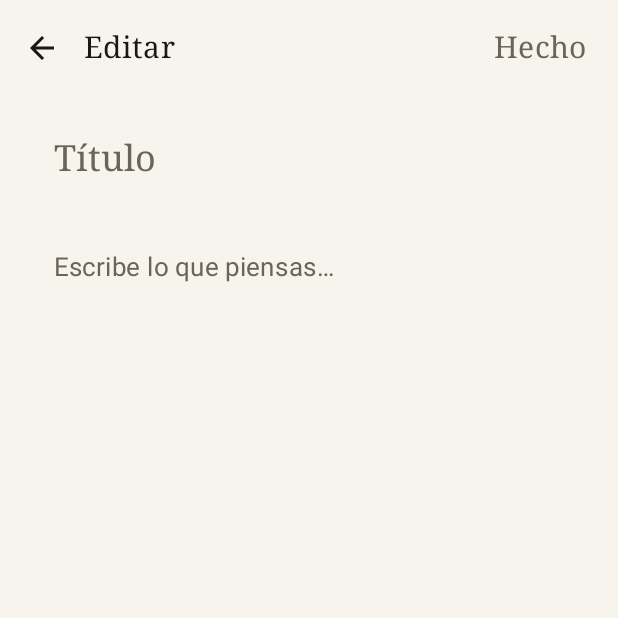
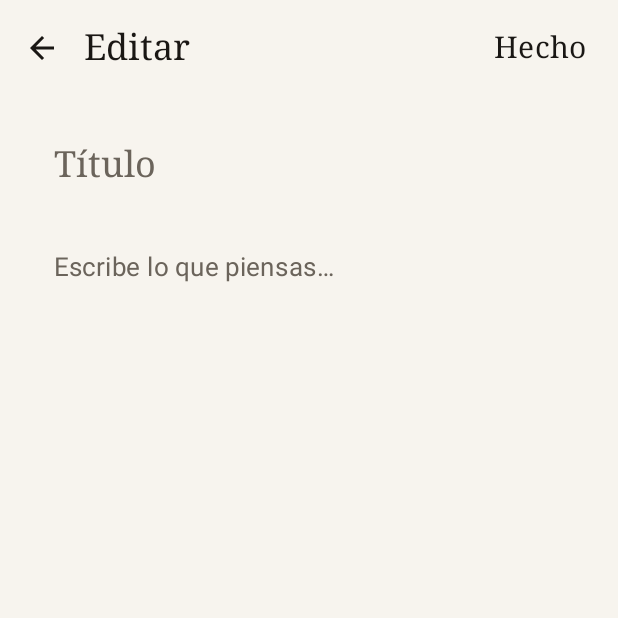
Before and after one commit to wandersepulveda2013/ordia-android, an Android app built with Jetpack Compose: the screen it shows after launch (MainActivity), after a tap on "Nueva nota", on a phone screen of 412 x 824 dp, the top half of it. Run offline under Robolectric (Android 15) with nearby library versions, the phone set to English and light mode, and no system bars; our stand-ins replace Room's generated code.

Commit message:
feat(ui): wave 1 foundation and design system
- Created central design system `OrdiaDesignSystem.kt` utilizing `OrdiaInput`, `OrdiaTopBar`, `OrdiaFloatingActionButton`, `OrdiaCard` components.
- Extracted and centralized spacing constraints in a `CompositionLocalProvider` (`Spacing.kt`).
- Updated Theme file configuration and integrated it across active views (`NoteEditorScreen.kt` and `NotesListScreen.kt`).
- Corrected and updated the verification script (`verify_project.py`) to align with the active architectural footprint and eliminate spurious errors.

Co-authored-by: wandersepulveda2013 <308435692+wandersepulveda2013@users.noreply.github.com>

```diff
--- /dev/null
+++ b/app/src/main/java/com/ordia/app/ui/components/OrdiaDesignSystem.kt
@@ -0,0 +1,135 @@
+package com.ordia.app.ui.components
+
+import androidx.compose.foundation.clickable
+import androidx.compose.foundation.layout.Box
+import androidx.compose.foundation.layout.Row
+import androidx.compose.foundation.layout.Spacer
+import androidx.compose.foundation.layout.fillMaxWidth
+import androidx.compose.foundation.layout.padding
+import androidx.compose.foundation.layout.size
+import androidx.compose.foundation.shape.RoundedCornerShape
+import androidx.compose.material3.ExperimentalMaterial3Api
+import androidx.compose.material3.FloatingActionButton
+import androidx.compose.material3.Icon
+import androidx.compose.material3.IconButton
+import androidx.compose.material3.MaterialTheme
+import androidx.compose.material3.Surface
+import androidx.compose.material3.Text
+import androidx.compose.material3.TextField
+import androidx.compose.material3.TextFieldDefaults
+import androidx.compose.material3.TopAppBar
+import androidx.compose.material3.TopAppBarDefaults
+import androidx.compose.runtime.Composable
+import androidx.compose.ui.Alignment
+import androidx.compose.ui.Modifier
+import androidx.compose.ui.graphics.Color
+import androidx.compose.ui.graphics.vector.ImageVector
+import androidx.compose.ui.text.TextStyle
+import androidx.compose.ui.unit.dp
+
+@OptIn(ExperimentalMaterial3Api::class)
+@Composable
+fun OrdiaTopBar(
+    title: String,
+    navigationIcon: ImageVector? = null,
+    navigationContentDescription: String? = null,
+    onNavigationClick: (() -> Unit)? = null,
+    actionText: String? = null,
+    onActionClick: (() -> Unit)? = null
+) {
+    TopAppBar(
+        navigationIcon = {
+            if (navigationIcon != null && onNavigationClick != null) {
+                IconButton(onClick = onNavigationClick) {
+                    Icon(
+                        imageVector = navigationIcon,
+                        contentDescription = navigationContentDescription
+                    )
+                }
+            }
+        },
+        title = {
+            Text(
+                text = title,
+                style = MaterialTheme.typography.titleLarge
+            )
+        },
+        actions = {
+            if (actionText != null && onActionClick != null) {
+                Text(
+                    text = actionText,
+                    style = MaterialTheme.typography.titleMedium,
+                    modifier = Modifier
+                        .padding(horizontal = 16.dp)
+                        .clickable { onActionClick() }
+                )
+            }
+        },
+        colors = TopAppBarDefaults.topAppBarColors(
+            containerColor = MaterialTheme.colorScheme.background,
+            titleContentColor = MaterialTheme.colorScheme.onBackground,
+            navigationIconContentColor = MaterialTheme.colorScheme.onBackground,
+            actionIconContentColor = MaterialTheme.colorScheme.onBackground
+        )
+    )
+}
+
+@Composable
+fun OrdiaFloatingActionButton(
+    onClick: () -> Unit,
+    icon: ImageVector,
+    contentDescription: String?
+) {
+    FloatingActionButton(
+        onClick = onClick,
+        containerColor = MaterialTheme.colorScheme.background,
+        contentColor = MaterialTheme.colorScheme.onBackground,
+    ) {
+        Icon(
+            imageVector = icon,
+            contentDescription = contentDescription
+        )
+    }
+}
+
+@Composable
+fun OrdiaInput(
+    value: String,
+    onValueChange: (String) -> Unit,
+    placeholder: String,
+    textStyle: TextStyle,
+    modifier: Modifier = Modifier
+) {
+    TextField(
+        value = value,
+        onValueChange = onValueChange,
+        placeholder = { Text(placeholder, style = textStyle.copy(color = MaterialTheme.colorScheme.onSurfaceVariant)) },
+        textStyle = textStyle.copy(color = MaterialTheme.colorScheme.onBackground),
+        modifier = modifier.fillMaxWidth(),
+        colors = TextFieldDefaults.colors(
+            focusedContainerColor = Color.Transparent,
+            unfocusedContainerColor = Color.Transparent,
+            focusedIndicatorColor = Color.Transparent,
+            unfocusedIndicatorColor = Color.Transparent,
+            cursorColor = MaterialTheme.colorScheme.onBackground
+        )
+    )
+}
+
+@Composable
+fun OrdiaCard(
+    onClick: () -> Unit,
+    modifier: Modifier = Modifier,
+    content: @Composable () -> Unit
+) {
+    Surface(
+        onClick = onClick,
+        modifier = modifier.fillMaxWidth(),
+        color = MaterialTheme.colorScheme.background,
+        contentColor = MaterialTheme.colorScheme.onBackground
+    ) {
+        Box(modifier = Modifier.padding(horizontal = 20.dp, vertical = 16.dp)) {
+            content()
+        }
+    }
+}
--- a/app/src/main/java/com/ordia/app/ui/screens/NoteEditorScreen.kt
+++ b/app/src/main/java/com/ordia/app/ui/screens/NoteEditorScreen.kt
@@ -3,35 +3,25 @@ package com.ordia.app.ui.screens
 import androidx.compose.foundation.layout.Arrangement
 import androidx.compose.foundation.layout.Column
 import androidx.compose.foundation.layout.fillMaxSize
-import androidx.compose.foundation.layout.fillMaxWidth
 import androidx.compose.foundation.layout.padding
 import androidx.compose.foundation.rememberScrollState
 import androidx.compose.foundation.verticalScroll
 import androidx.compose.material.icons.Icons
 import androidx.compose.material.icons.automirrored.outlined.ArrowBack
-import androidx.compose.material3.ExperimentalMaterial3Api
-import androidx.compose.material3.Icon
-import androidx.compose.material3.IconButton
 import androidx.compose.material3.MaterialTheme
 import androidx.compose.material3.Scaffold
-import androidx.compose.material3.Text
-import androidx.compose.material3.TextField
-import androidx.compose.material3.TextFieldDefaults
-import androidx.compose.material3.TopAppBar
-import androidx.compose.material3.TopAppBarDefaults
 import androidx.compose.runtime.Composable
 import androidx.compose.runtime.LaunchedEffect
-import androidx.compose.foundation.clickable
 import androidx.compose.runtime.getValue
 import androidx.compose.runtime.mutableStateOf
-import androidx.compose.runtime.remember
 import androidx.compose.runtime.saveable.rememberSaveable
 import androidx.compose.runtime.setValue
 import androidx.compose.ui.Modifier
-import androidx.compose.ui.unit.dp
 import com.ordia.app.data.NoteEntity
+import com.ordia.app.ui.components.OrdiaInput
+import com.ordia.app.ui.components.OrdiaTopBar
+import com.ordia.app.ui.theme.LocalSpacing
 
-@OptIn(ExperimentalMaterial3Api::class)
 @Composable
 fun NoteEditorScreen(
     note: NoteEntity?,
@@ -50,66 +40,44 @@ fun NoteEditorScreen(
 
     Scaffold(
         topBar = {
-            TopAppBar(
-                navigationIcon = {
-                    IconButton(onClick = {
-                        onSave(title, content, note?.id)
-                        onBack()
-                    }) { Icon(Icons.AutoMirrored.Outlined.ArrowBack, contentDescription = "Volver") }
+            OrdiaTopBar(
+                title = "Editar",
+                navigationIcon = Icons.AutoMirrored.Outlined.ArrowBack,
+                navigationContentDescription = "Volver",
+                onNavigationClick = {
+                    onSave(title, content, note?.id)
+                    onBack()
                 },
-                title = { Text("Editar", style = MaterialTheme.typography.titleMedium) },
-                actions = {
-                    Text(
-                        "Hecho",
-                        style = MaterialTheme.typography.titleMedium,
-                        modifier = Modifier
-                            .padding(horizontal = 16.dp)
-                            .clickable {
-                                onSave(title, content, note?.id)
-                                onBack()
-                            },
-                    )
-                },
-                colors = TopAppBarDefaults.topAppBarColors(
-                    containerColor = MaterialTheme.colorScheme.background,
-                    titleContentColor = MaterialTheme.colorScheme.onBackground,
-                ),
+                actionText = "Hecho",
+                onActionClick = {
+                    onSave(title, content, note?.id)
+                    onBack()
+                }
             )
         },
         containerColor = MaterialTheme.colorScheme.background,
     ) { padding ->
+        val spacing = LocalSpacing.current
         Column(
             modifier = Modifier
                 .fillMaxSize()
                 .padding(padding)
                 .verticalScroll(rememberScrollState())
-                .padding(horizontal = 20.dp, vertical = 12.dp),
-            verticalArrangement = Arrangement.spacedBy(12.dp),
+                .padding(horizontal = spacing.horizontalScreen, vertical = spacing.verticalScreen),
+            verticalArrangement = Arrangement.spacedBy(spacing.small),
         ) {
-            TextField(
+            OrdiaInput(
                 value = title,
                 onValueChange = { title = it },
-                placeholder = { Text("Título", style = MaterialTheme.typography.titleLarge) },
-                textStyle = MaterialTheme.typography.titleLarge,
-                modifier = Modifier.fillMaxWidth(),
-                colors = bareFieldColors(),
+                placeholder = "Título",
+                textStyle = MaterialTheme.typography.titleLarge
             )
-            TextField(
+            OrdiaInput(
                 value = content,
                 onValueChange = { content = it },
-                placeholder = { Text("Escribe lo que piensas…", style = MaterialTheme.typography.bodyLarge) },
-                textStyle = MaterialTheme.typography.bodyLarge,
-                modifier = Modifier.fillMaxWidth(),
-                colors = bareFieldColors(),
+                placeholder = "Escribe lo que piensas…",
+                textStyle = MaterialTheme.typography.bodyLarge
             )
         }
     }
 }
-
-@Composable
-private fun bareFieldColors() = TextFieldDefaults.colors(
-    focusedContainerColor = androidx.compose.ui.graphics.Color.Transparent,
-    unfocusedContainerColor = androidx.compose.ui.graphics.Color.Transparent,
-    focusedIndicatorColor = androidx.compose.ui.graphics.Color.Transparent,
-    unfocusedIndicatorColor = androidx.compose.ui.graphics.Color.Transparent,
-)
--- a/app/src/main/java/com/ordia/app/ui/screens/NotesListScreen.kt
+++ b/app/src/main/java/com/ordia/app/ui/screens/NotesListScreen.kt
@@ -17,16 +17,12 @@ import androidx.compose.material.icons.outlined.MoreVert
 import androidx.compose.material.icons.outlined.PushPin
 import androidx.compose.material3.DropdownMenu
 import androidx.compose.material3.DropdownMenuItem
-import androidx.compose.material3.ExperimentalMaterial3Api
-import androidx.compose.material3.FloatingActionButton
 import androidx.compose.material3.HorizontalDivider
 import androidx.compose.material3.Icon
 import androidx.compose.material3.IconButton
 import androidx.compose.material3.MaterialTheme
 import androidx.compose.material3.Scaffold
 import androidx.compose.material3.Text
-import androidx.compose.material3.TopAppBar
-import androidx.compose.material3.TopAppBarDefaults
 import androidx.compose.runtime.Composable
 import androidx.compose.runtime.getValue
 import androidx.compose.runtime.mutableStateOf
@@ -37,10 +33,12 @@ import androidx.compose.ui.Modifier
 import androidx.compose.ui.text.style.TextOverflow
 import androidx.compose.ui.unit.dp
 import com.ordia.app.data.NoteEntity
+import com.ordia.app.ui.components.OrdiaFloatingActionButton
+import com.ordia.app.ui.components.OrdiaTopBar
+import com.ordia.app.ui.theme.LocalSpacing
 import java.text.DateFormat
 import java.util.Date
 
-@OptIn(ExperimentalMaterial3Api::class)
 @Composable
 fun NotesListScreen(
     notes: List<NoteEntity>,
@@ -51,29 +49,26 @@ fun NotesListScreen(
 ) {
     Scaffold(
         topBar = {
-            TopAppBar(
-                title = { Text("Ordía", style = MaterialTheme.typography.titleLarge) },
-                colors = TopAppBarDefaults.topAppBarColors(
-                    containerColor = MaterialTheme.colorScheme.background,
-                    titleContentColor = MaterialTheme.colorScheme.onBackground,
-                ),
-            )
+            OrdiaTopBar(title = "Ordía")
         },
         floatingActionButton = {
-            FloatingActionButton(
+            OrdiaFloatingActionButton(
                 onClick = onCreateNote,
-                containerColor = MaterialTheme.colorScheme.background,
-                contentColor = MaterialTheme.colorScheme.onBackground,
-            ) { Icon(Icons.Outlined.Add, contentDescription = "Nueva nota") }
+                icon = Icons.Outlined.Add,
+                contentDescription = "Nueva nota"
+            )
         },
         containerColor = MaterialTheme.colorScheme.background,
     ) { padding ->
         if (notes.isEmpty()) {
             EmptyState(padding)
         } else {
+            val spacing = LocalSpacing.current
             LazyColumn(
-                modifier = Modifier.fillMaxSize().padding(padding),
-                contentPadding = PaddingValues(vertical = 8.dp),
+                modifier = Modifier
+                    .fillMaxSize()
+                    .padding(padding),
+                contentPadding = PaddingValues(vertical = spacing.small),
             ) {
                 items(notes, key = { it.id }) { note ->
                     NoteRow(note, onOpenNote, onTogglePin, onDeleteNote)
@@ -87,7 +82,9 @@ fun NotesListScreen(
 @Composable
 private fun EmptyState(padding: PaddingValues) {
     Box(
-        modifier = Modifier.fillMaxSize().padding(padding),
+        modifier = Modifier
+            .fillMaxSize()
+            .padding(padding),
         contentAlignment = Alignment.Center,
     ) {
         Column(horizontalAlignment = Alignment.CenterHorizontally) {
@@ -100,7 +97,7 @@ private fun EmptyState(padding: PaddingValues) {
                 "Toca + para escribir.",
                 style = MaterialTheme.typography.bodyMedium,
                 color = MaterialTheme.colorScheme.onSurfaceVariant,
-                modifier = Modifier.padding(top = 8.dp),
+                modifier = Modifier.padding(top = LocalSpacing.current.small),
             )
         }
     }
@@ -118,12 +115,13 @@ private fun NoteRow(
         DateFormat.getDateInstance(DateFormat.MEDIUM).format(Date(note.updatedAt))
     }
     val preview = remember(note.content) { note.content.take(120) }
+    val spacing = LocalSpacing.current
 
     Row(
         modifier = Modifier
             .fillMaxWidth()
             .clickable { onOpenNote(note) }
-            .padding(horizontal = 20.dp, vertical = 16.dp),
+            .padding(horizontal = spacing.horizontalScreen, vertical = spacing.verticalScreen),
         verticalAlignment = Alignment.Top,
     ) {
         Column(modifier = Modifier.weight(1f)) {
@@ -143,7 +141,7 @@ private fun NoteRow(
                     color = MaterialTheme.colorScheme.onSurfaceVariant,
                     maxLines = 2,
                     overflow = TextOverflow.Ellipsis,
-                    modifier = Modifier.padding(top = if (note.title.isNotBlank()) 4.dp else 0.dp),
+                    modifier = Modifier.padding(top = if (note.title.isNotBlank()) spacing.extraSmall else 0.dp),
                 )
             }
             Text(
@@ -158,7 +156,9 @@ private fun NoteRow(
                 Icons.Outlined.PushPin,
                 contentDescription = "Fijada",
                 tint = MaterialTheme.colorScheme.onSurfaceVariant,
-                modifier = Modifier.size(18.dp).padding(top = 2.dp),
+                modifier = Modifier
+                    .padding(top = 2.dp)
+                    .size(18.dp),
             )
         }
         Box {
--- /dev/null
+++ b/app/src/main/java/com/ordia/app/ui/theme/Spacing.kt
@@ -0,0 +1,18 @@
+package com.ordia.app.ui.theme
+
+import androidx.compose.runtime.compositionLocalOf
+import androidx.compose.ui.unit.Dp
+import androidx.compose.ui.unit.dp
+
+data class Spacing(
+    val default: Dp = 0.dp,
+    val extraSmall: Dp = 4.dp,
+    val small: Dp = 8.dp,
+    val medium: Dp = 16.dp,
+    val large: Dp = 24.dp,
+    val extraLarge: Dp = 32.dp,
+    val horizontalScreen: Dp = 20.dp,
+    val verticalScreen: Dp = 16.dp
+)
+
+val LocalSpacing = compositionLocalOf { Spacing() }
--- a/app/src/main/java/com/ordia/app/ui/theme/Theme.kt
+++ b/app/src/main/java/com/ordia/app/ui/theme/Theme.kt
@@ -6,6 +6,7 @@ import androidx.compose.material3.Typography
 import androidx.compose.material3.darkColorScheme
 import androidx.compose.material3.lightColorScheme
 import androidx.compose.runtime.Composable
+import androidx.compose.runtime.CompositionLocalProvider
 import androidx.compose.ui.text.font.FontFamily
 import androidx.compose.ui.unit.sp
 
@@ -55,9 +56,11 @@ fun NotepadTheme(
         titleSmall = base.titleSmall.copy(fontFamily = FontFamily.Serif),
         labelSmall = base.labelSmall.copy(fontSize = 11.sp),
     )
-    MaterialTheme(
-        colorScheme = if (darkTheme) DarkPaper else LightPaper,
-        typography = type,
-        content = content,
-    )
+    CompositionLocalProvider(LocalSpacing provides Spacing()) {
+        MaterialTheme(
+            colorScheme = if (darkTheme) DarkPaper else LightPaper,
+            typography = type,
+            content = content,
+        )
+    }
 }
```
Also changed, not shown: 5 other files.
